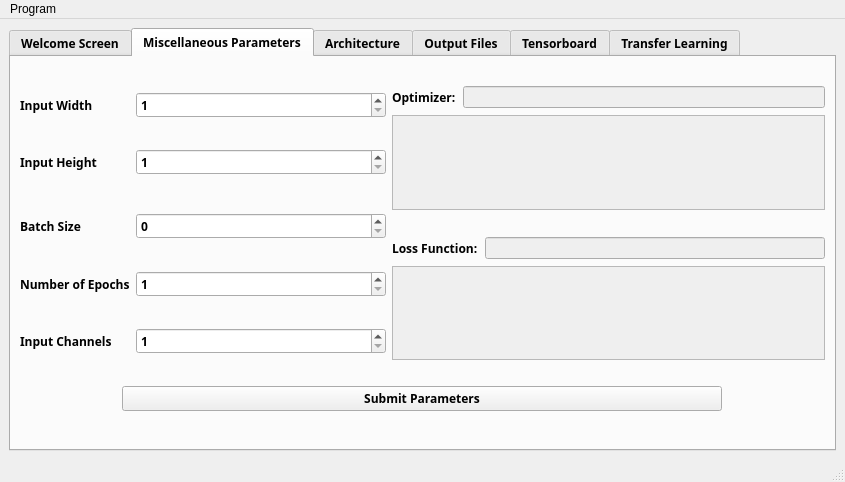
First picture: the form in public/GUI/mainwindow.ui, repository mourra950/Siemens-System-Level-Modelling-of-ASDLA-Graduation-Project, before the edit.
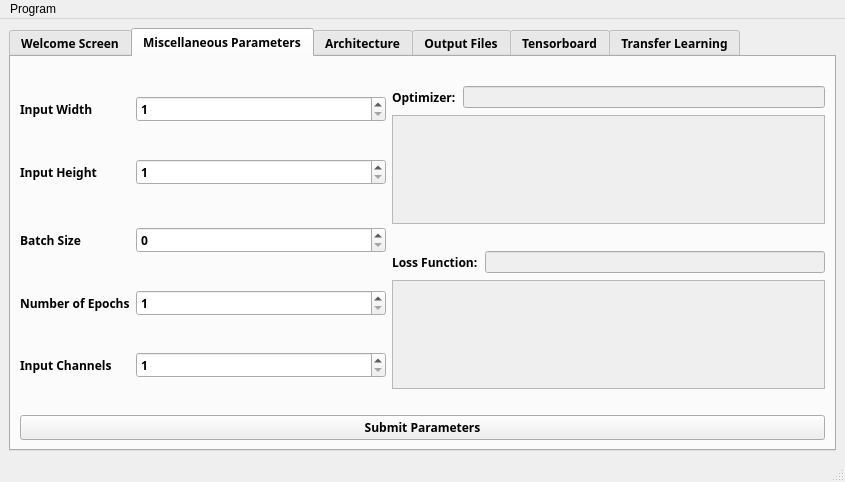
Second picture: the form after the edit.

```diff
--- a/public/GUI/mainwindow.ui
+++ b/public/GUI/mainwindow.ui
@@ -70,7 +70,7 @@
         <item>
          <layout class="QVBoxLayout" name="Params_Layout">
           <property name="bottomMargin">
-           <number>29</number>
+           <number>0</number>
           </property>
           <item>
            <layout class="QHBoxLayout" name="horizontalLayout_6">
@@ -309,7 +309,7 @@
                        <x>0</x>
                        <y>0</y>
                        <width>388</width>
-                       <height>80</height>
+                       <height>94</height>
                       </rect>
                      </property>
                      <layout class="QVBoxLayout" name="verticalLayout_21">
@@ -373,7 +373,7 @@
                        <x>0</x>
                        <y>0</y>
                        <width>388</width>
-                       <height>79</height>
+                       <height>93</height>
                       </rect>
                      </property>
                      <layout class="QVBoxLayout" name="verticalLayout_22">
@@ -417,7 +417,7 @@
              <widget class="QPushButton" name="submitParams_QPushButton">
               <property name="maximumSize">
                <size>
-                <width>600</width>
+                <width>2000</width>
                 <height>1000</height>
                </size>
               </property>
```
